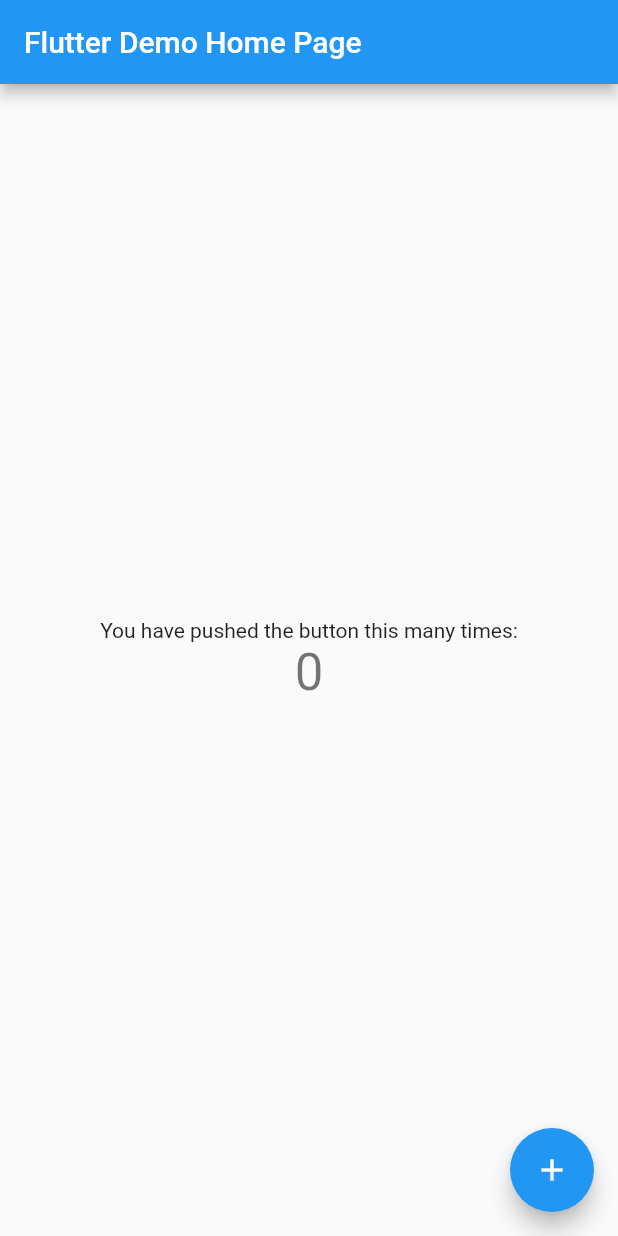
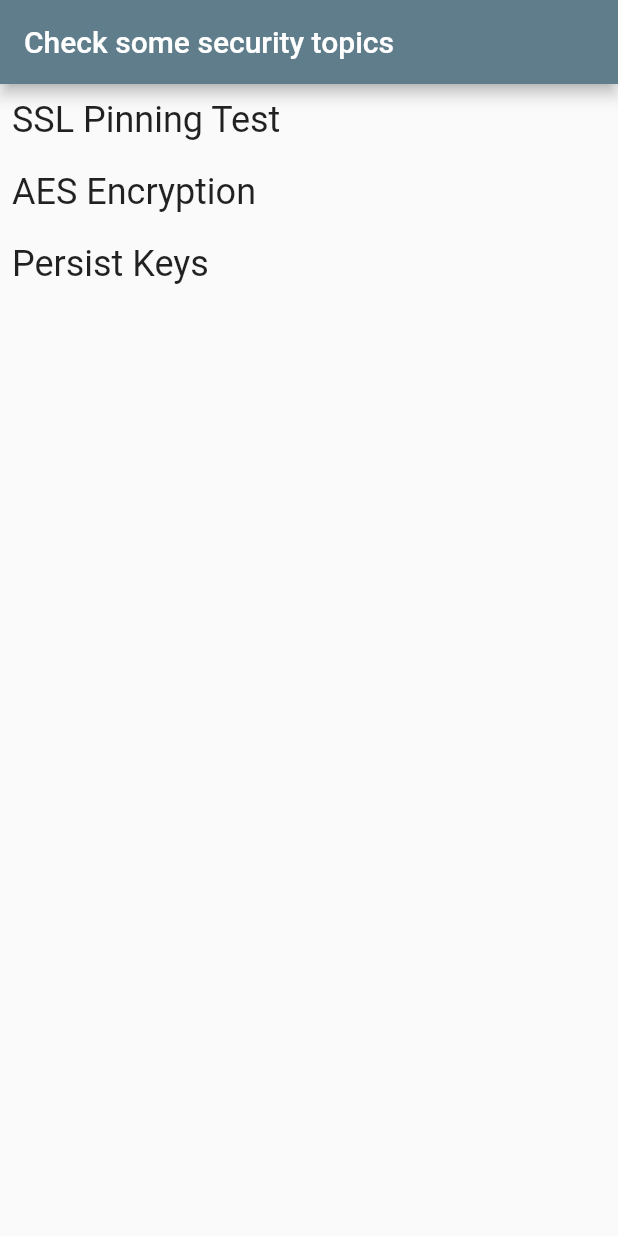
Before and after one commit to YathrebShaher/security_test_app, a Flutter app: the screen it shows after launch, on a phone screen of 412 x 824 dp. Run offline on Flutter 3.47's test engine with Material 2 defaults, Android fonts, the phone set to English and light mode, and no system bars; our stand-ins replace flutter_secure_storage; missing offline and left inert: encrypt, ssl_pinning_plugin.

Commit message:
Add SSL Pinning, encrypt/decryption using AES, persist key in device keystore

```diff
--- a/lib/main.dart
+++ b/lib/main.dart
@@ -1,113 +1,29 @@
 import 'package:flutter/material.dart';
+import 'package:security_test_app/pages/aes_encryption.page.dart';
+import 'package:security_test_app/pages/home.page.dart';
+import 'package:security_test_app/pages/persist_key.page.dart';
+import 'package:security_test_app/pages/ssl_pinning.page.dart';
 
-void main() {
-  runApp(MyApp());
-}
+void main() => runApp(new MyApp());
 
 class MyApp extends StatelessWidget {
-  // This widget is the root of your application.
   @override
   Widget build(BuildContext context) {
     return MaterialApp(
-      title: 'Flutter Demo',
+      title: 'Question App',
       theme: ThemeData(
-        // This is the theme of your application.
-        //
-        // Try running your application with "flutter run". You'll see the
-        // application has a blue toolbar. Then, without quitting the app, try
-        // changing the primarySwatch below to Colors.green and then invoke
-        // "hot reload" (press "r" in the console where you ran "flutter run",
-        // or simply save your changes to "hot reload" in a Flutter IDE).
-        // Notice that the counter didn't reset back to zero; the application
-        // is not restarted.
-        primarySwatch: Colors.blue,
+        primaryColor: Colors.blueGrey,
+        accentColor: Colors.white30,
+        primarySwatch: Colors.blueGrey,
       ),
-      home: MyHomePage(title: 'Flutter Demo Home Page'),
+      routes: {
+        Home.ROUTE_NAME: (context) => Home(),
+        SSLPinningPage.ROUTE_NAME: (context) => SSLPinningPage(),
+        AesEncryption.ROUTE_NAME: (context) => AesEncryption(),
+        PersistKeys.ROUTE_NAME: (context) => PersistKeys(),
+      },
+      initialRoute: Home.ROUTE_NAME,
+      debugShowCheckedModeBanner: false,
     );
   }
 }
-
-class MyHomePage extends StatefulWidget {
-  MyHomePage({Key? key, required this.title}) : super(key: key);
-
-  // This widget is the home page of your application. It is stateful, meaning
-  // that it has a State object (defined below) that contains fields that affect
-  // how it looks.
-
-  // This class is the configuration for the state. It holds the values (in this
-  // case the title) provided by the parent (in this case the App widget) and
-  // used by the build method of the State. Fields in a Widget subclass are
-  // always marked "final".
-
-  final String title;
-
-  @override
-  _MyHomePageState createState() => _MyHomePageState();
-}
-
-class _MyHomePageState extends State<MyHomePage> {
-  int _counter = 0;
-
-  void _incrementCounter() {
-    setState(() {
-      // This call to setState tells the Flutter framework that something has
-      // changed in this State, which causes it to rerun the build method below
-      // so that the display can reflect the updated values. If we changed
-      // _counter without calling setState(), then the build method would not be
-      // called again, and so nothing would appear to happen.
-      _counter++;
-    });
-  }
-
-  @override
-  Widget build(BuildContext context) {
-    // This method is rerun every time setState is called, for instance as done
-    // by the _incrementCounter method above.
-    //
-    // The Flutter framework has been optimized to make rerunning build methods
-    // fast, so that you can just rebuild anything that needs updating rather
-    // than having to individually change instances of widgets.
-    return Scaffold(
-      appBar: AppBar(
-        // Here we take the value from the MyHomePage object that was created by
-        // the App.build method, and use it to set our appbar title.
-        title: Text(widget.title),
-      ),
-      body: Center(
-        // Center is a layout widget. It takes a single child and positions it
-        // in the middle of the parent.
-        child: Column(
-          // Column is also a layout widget. It takes a list of children and
-          // arranges them vertically. By default, it sizes itself to fit its
-          // children horizontally, and tries to be as tall as its parent.
-          //
-          // Invoke "debug painting" (press "p" in the console, choose the
-          // "Toggle Debug Paint" action from the Flutter Inspector in Android
-          // Studio, or the "Toggle Debug Paint" command in Visual Studio Code)
-          // to see the wireframe for each widget.
-          //
-          // Column has various properties to control how it sizes itself and
-          // how it positions its children. Here we use mainAxisAlignment to
-          // center the children vertically; the main axis here is the vertical
-          // axis because Columns are vertical (the cross axis would be
-          // horizontal).
-          mainAxisAlignment: MainAxisAlignment.center,
-          children: <Widget>[
-            Text(
-              'You have pushed the button this many times:',
-            ),
-            Text(
-              '$_counter',
-              style: Theme.of(context).textTheme.headline4,
-            ),
-          ],
-        ),
-      ),
-      floatingActionButton: FloatingActionButton(
-        onPressed: _incrementCounter,
-        tooltip: 'Increment',
-        child: Icon(Icons.add),
-      ), // This trailing comma makes auto-formatting nicer for build methods.
-    );
-  }
-}
--- /dev/null
+++ b/lib/pages/home.page.dart
@@ -0,0 +1,46 @@
+import 'package:flutter/material.dart';
+import 'package:security_test_app/pages/aes_encryption.page.dart';
+import 'package:security_test_app/pages/persist_key.page.dart';
+import 'package:security_test_app/pages/ssl_pinning.page.dart';
+
+class Home extends StatelessWidget {
+  static const String ROUTE_NAME = 'ADD_QUESTION_ROUTE';
+
+  @override
+  Widget build(BuildContext context) {
+    return Scaffold(
+      appBar: AppBar(
+        title: Text('Check some security topics'),
+      ),
+      body: Column(
+        crossAxisAlignment: CrossAxisAlignment.start,
+        children: [
+          TextButton(
+            onPressed: () =>
+                Navigator.pushNamed(context, SSLPinningPage.ROUTE_NAME),
+            child: Text(
+              'SSL Pinning Test',
+              style: Theme.of(context).textTheme.headline5,
+            ),
+          ),
+          TextButton(
+            onPressed: () =>
+                Navigator.pushNamed(context, AesEncryption.ROUTE_NAME),
+            child: Text(
+              'AES Encryption',
+              style: Theme.of(context).textTheme.headline5,
+            ),
+          ),
+          TextButton(
+            onPressed: () =>
+                Navigator.pushNamed(context, PersistKeys.ROUTE_NAME),
+            child: Text(
+              'Persist Keys',
+              style: Theme.of(context).textTheme.headline5,
+            ),
+          ),
+        ],
+      ),
+    );
+  }
+}
--- a/pubspec.yaml
+++ b/pubspec.yaml
@@ -28,6 +28,10 @@ dependencies:
   # The following adds the Cupertino Icons font to your application.
   # Use with the CupertinoIcons class for iOS style icons.
   cupertino_icons: ^1.0.2
+  ssl_pinning_plugin: ^2.0.0
+  encrypt: ^5.0.1
+  flutter_secure_storage: ^4.2.1
+
 
 dev_dependencies:
   flutter_test:
```
Also changed, not shown: lib/pages/aes_encryption.page.dart (added, +48 -0 lines), lib/pages/persist_key.page.dart (added, +218 -0 lines), lib/pages/rsa_encryption.page.dart (added, +59 -0 lines), lib/pages/ssl_pinning.page.dart (added, +191 -0 lines), pubspec.lock, 6 other files.
